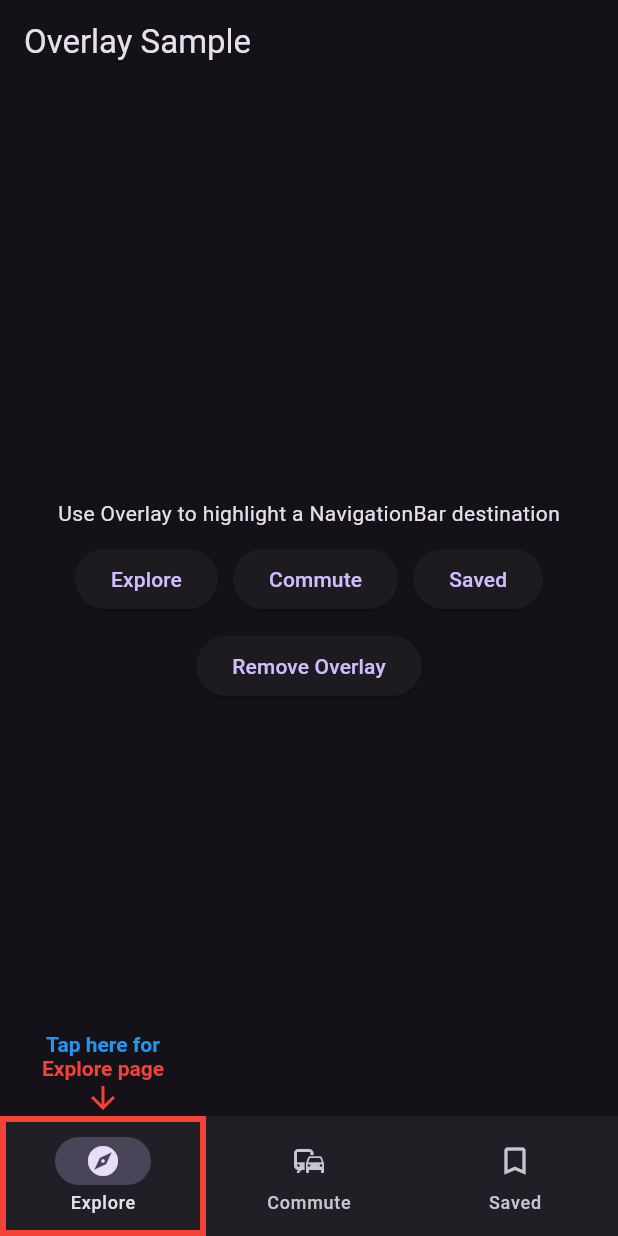
After one commit to hassony105/glue_ui, a Flutter app: the OverlayExample screen opened directly, after a tap on "Explore", on a phone screen of 412 x 824 dp. The commit adds this screen. Run offline on Flutter 3.47's test engine with Material 3 defaults, Android fonts, the phone set to English and light mode, and no system bars; missing offline and left inert: back_button_interceptor, sm_dialog.

Commit message:
an update

```diff
--- a/lib/glue_ui.dart
+++ b/lib/glue_ui.dart
@@ -1,10 +1,9 @@
 import 'package:flutter/material.dart';
 import 'package:glue_ui/services/services.dart';
-import 'package:glue_ui/widgets/widgets.dart';
+import 'package:glue_ui/widgets/controller_widget.dart';
 //
 // // Export the DialogType enum from the sm_dialog package for convenience.
 export 'package:sm_dialog/sm_dialog.dart' show DialogType;
-export 'package:glue_ui/widgets/widgets.dart';
 export './widgets/widgets.dart';
 
 
@@ -16,75 +15,10 @@ class GlueUI {
   final GlobalKey<NavigatorState> _navigatorKey = GlobalKey<NavigatorState>();
   GlobalKey<NavigatorState> get navigatorKey => _navigatorKey;
 
-  // late IndicatorService indicator = navigatorKey.currentContext!.indicator;
+  IndicatorService? get loader => navigatorKey.currentContext?.loader;
 
 }
-//
-// /// A singleton class to initialize and access the services provided by the GlueUI library.
-// ///
-// /// This class provides a centralized point of access to the [IndicatorService]
-// /// and [DialogService], which are essential for displaying indicators and
-// /// dialogs within the application. It requires initialization with a
-// /// [BuildContext] and a [GlobalKey<ScaffoldMessengerState>] to function correctly.
-// class GlueUI {
-//   /// Private constructor to prevent external instantiation.
-//   GlueUI._();
-//
-//   /// Initializes the [GlueUI] singleton with the necessary context and keys.
-//   ///
-//   /// This method must be called before accessing the [indicator] or [dialog]
-//   /// services.
-//   ///
-//   /// - [context]: The [BuildContext] from which the services will operate.
-//   /// - [smKey]: The [GlobalKey<ScaffoldMessengerState>] used by the services
-//   ///   to display SnackBars (for indicators and dialogs).
-//   /// - [indicatorWidget]: An optional custom widget to be used as the indicator.
-//   ///   If not provided, a default indicator will be used.
-//   /// - [logoImage]: An optional image to display within the indicator.
-//   void initialize({required BuildContext context, Widget? indicatorWidget, ImageProvider? logoImage, String? errorMessage = 'An error occurred during initializing some feature.'}) {
-//     if (isInitialized) return;
-//     try {
-//       _indicatorWidget = indicatorWidget;
-//       _logoImage = logoImage;
-//       _indicator.initialize(context: context);
-//       _dialog.initialize(context: context);
-//       _isInitialized = true;
-//     } catch (e, s) {
-//       throw CustomException(message: errorMessage, hiddenMessage: '$e\n$s');
-//     }
-//   }
-//
-//   Widget? _indicatorWidget;
-//   ImageProvider? _logoImage;
-//   bool _isInitialized = false;
-//
-//   /// A flag indicating whether the [GlueUI] instance has been successfully
-//   /// initialized by calling the [initialize] method.
-//   ///
-//   /// Accessing services like [indicator] or [dialog] before `isInitialized`
-//   /// is `true` will likely result in runtime errors because the necessary
-//   /// context and keys will not have been set.
-//   bool get isInitialized => _isInitialized;
-//
-//   /// The singleton instance of [GlueUI].
-//   static GlueUI instance = GlueUI._();
-//
-//   final GlobalKey<NavigatorState> _navigatorKey = GlobalKey<NavigatorState>();
-//   GlobalKey<NavigatorState> get navigatorKey => _navigatorKey;
-//   BuildContext get _context => navigatorKey.currentContext!;
-//
-//
-//   /// Provides access to the [IndicatorService] for displaying loading indicators.
-//   ///
-//   /// This service is initialized upon first access after [initialize] has been called.
-//   late final IndicatorService _indicator = IndicatorService(indicatorWidget: _indicatorWidget, logoImage: _logoImage);
-//
-//   IndicatorService get indicator => _indicator;
-//
-//   /// Provides access to the [DialogService] for displaying custom dialogs.
-//   ///
-//   /// This service is initialized upon first access after [initialize] has been called.
-//   final DialogService _dialog = DialogService();
-//
-//   DialogService get dialog => _dialog;
-// }
+
+extension _IndicatorControllerWidgetExtension on BuildContext {
+  IndicatorService get loader => IndicatorService(IndicatorControllerWidget.of(this));
+}
--- /dev/null
+++ b/lib/test.dart
@@ -0,0 +1,201 @@
+
+import 'package:flutter/material.dart';
+
+/// Flutter code sample for [Overlay].
+
+void main() => runApp(const OverlayApp());
+
+class OverlayApp extends StatelessWidget {
+  const OverlayApp({super.key});
+
+  @override
+  Widget build(BuildContext context) {
+    return const MaterialApp(home: OverlayExample());
+  }
+}
+
+class OverlayExample extends StatefulWidget {
+  const OverlayExample({super.key});
+
+  @override
+  State<OverlayExample> createState() => _OverlayExampleState();
+}
+
+class _OverlayExampleState extends State<OverlayExample> {
+  OverlayEntry? overlayEntry;
+  int currentPageIndex = 0;
+
+  void createHighlightOverlay({
+    required AlignmentDirectional alignment,
+    required Color borderColor,
+  }) {
+    // Remove the existing OverlayEntry.
+    removeHighlightOverlay();
+
+    assert(overlayEntry == null);
+
+    Widget builder(BuildContext context) {
+      final (String label, Color? color) = switch (currentPageIndex) {
+        0 => ('Explore page', Colors.red),
+        1 => ('Commute page', Colors.green),
+        2 => ('Saved page', Colors.orange),
+        _ => ('No page selected.', null),
+      };
+      if (color == null) {
+        return Text(label);
+      }
+      return Column(
+        children: <Widget>[
+          Text(label, style: TextStyle(color: color)),
+          Icon(Icons.arrow_downward, color: color),
+        ],
+      );
+    }
+
+    overlayEntry = OverlayEntry(
+      // Create a new OverlayEntry.
+      builder: (BuildContext context) {
+        // Align is used to position the highlight overlay
+        // relative to the NavigationBar destination.
+        return SafeArea(
+          child: Align(
+            alignment: alignment,
+            heightFactor: 1.0,
+            child: DefaultTextStyle(
+              style: const TextStyle(
+                color: Colors.blue,
+                fontWeight: FontWeight.bold,
+                fontSize: 14.0,
+              ),
+              child: Column(
+                mainAxisSize: MainAxisSize.min,
+                children: <Widget>[
+                  const Text('Tap here for'),
+                  Builder(builder: builder),
+                  SizedBox(
+                    width: MediaQuery.of(context).size.width / 3,
+                    height: 80.0,
+                    child: Center(
+                      child: Container(
+                        decoration: BoxDecoration(
+                          border: Border.all(color: borderColor, width: 4.0),
+                        ),
+                      ),
+                    ),
+                  ),
+                ],
+              ),
+            ),
+          ),
+        );
+      },
+    );
+
+    // Add the OverlayEntry to the Overlay.
+    Overlay.of(context, debugRequiredFor: widget).insert(overlayEntry!);
+  }
+
+  // Remove the OverlayEntry.
+  void removeHighlightOverlay() {
+    overlayEntry?.remove();
+    overlayEntry?.dispose();
+    overlayEntry = null;
+  }
+
+  @override
+  void dispose() {
+    // Make sure to remove OverlayEntry when the widget is disposed.
+    removeHighlightOverlay();
+    super.dispose();
+  }
+
+  @override
+  Widget build(BuildContext context) {
+    return Scaffold(
+      appBar: AppBar(title: const Text('Overlay Sample')),
+      bottomNavigationBar: NavigationBar(
+        selectedIndex: currentPageIndex,
+        destinations: const <NavigationDestination>[
+          NavigationDestination(icon: Icon(Icons.explore), label: 'Explore'),
+          NavigationDestination(icon: Icon(Icons.commute), label: 'Commute'),
+          NavigationDestination(
+            selectedIcon: Icon(Icons.bookmark),
+            icon: Icon(Icons.bookmark_border),
+            label: 'Saved',
+          ),
+        ],
+      ),
+      body: Center(
+        child: Padding(
+          padding: const EdgeInsets.all(8.0),
+          child: Column(
+            spacing: 10.0,
+            mainAxisAlignment: MainAxisAlignment.center,
+            children: <Widget>[
+              Text(
+                'Use Overlay to highlight a NavigationBar destination',
+                style: Theme.of(context).textTheme.bodyMedium,
+              ),
+              Wrap(
+                spacing: 10.0,
+                runSpacing: 10.0,
+                alignment: WrapAlignment.center,
+                runAlignment: WrapAlignment.center,
+                children: <Widget>[
+                  // This creates a highlight Overlay for
+                  // the Explore item.
+                  ElevatedButton(
+                    onPressed: () {
+                      setState(() {
+                        currentPageIndex = 0;
+                      });
+                      createHighlightOverlay(
+                        alignment: AlignmentDirectional.bottomStart,
+                        borderColor: Colors.red,
+                      );
+                    },
+                    child: const Text('Explore'),
+                  ),
+                  // This creates a highlight Overlay for
+                  // the Commute item.
+                  ElevatedButton(
+                    onPressed: () {
+                      setState(() {
+                        currentPageIndex = 1;
+                      });
+                      createHighlightOverlay(
+                        alignment: AlignmentDirectional.bottomCenter,
+                        borderColor: Colors.green,
+                      );
+                    },
+                    child: const Text('Commute'),
+                  ),
+                  // This creates a highlight Overlay for
+                  // the Saved item.
+                  ElevatedButton(
+                    onPressed: () {
+                      setState(() {
+                        currentPageIndex = 2;
+                      });
+                      createHighlightOverlay(
+                        alignment: AlignmentDirectional.bottomEnd,
+                        borderColor: Colors.orange,
+                      );
+                    },
+                    child: const Text('Saved'),
+                  ),
+                ],
+              ),
+              ElevatedButton(
+                onPressed: () {
+                  removeHighlightOverlay();
+                },
+                child: const Text('Remove Overlay'),
+              ),
+            ],
+          ),
+        ),
+      ),
+    );
+  }
+}
```
Also changed, not shown: example/lib/main.dart (+32 -2 lines), lib/services/indicator_service.dart (+1 -11 lines), lib/widgets/glue_app_delegate.dart (+7 -9 lines).
